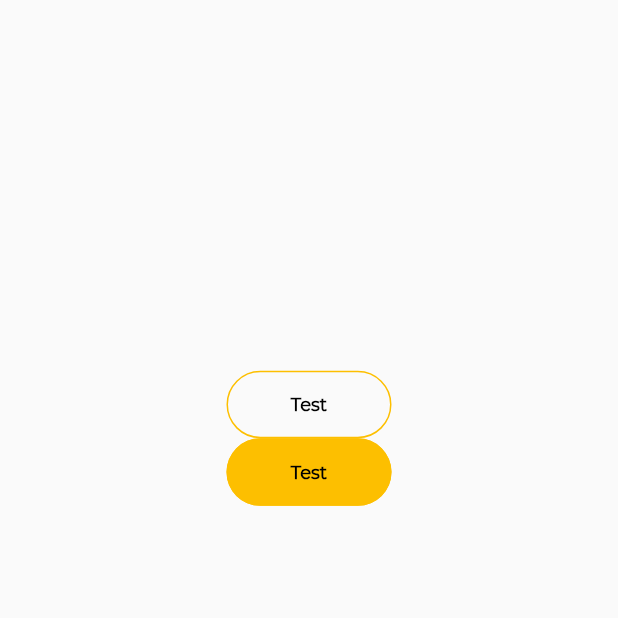
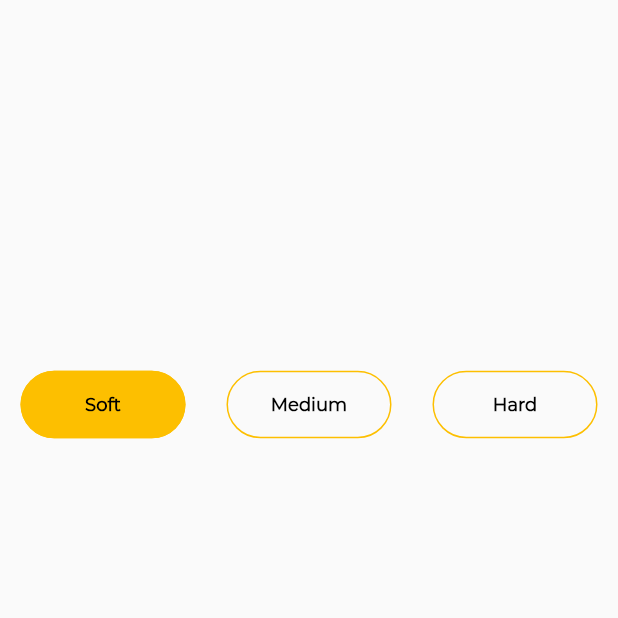
Before and after one commit to thyagosouza/flutter_perfect_egg, a Flutter app: the screen it shows after launch, on a phone screen of 412 x 824 dp, the top half of it. Run offline on Flutter 3.47's test engine with Material 2 defaults, Android fonts, the phone set to English and light mode, and no system bars; our stand-ins replace flare_flutter.

Commit message:
Selecionando o Tipo

```diff
--- a/lib/pages/home_page.dart
+++ b/lib/pages/home_page.dart
@@ -1,5 +1,6 @@
 import 'package:flutter/material.dart';
 import 'package:perfect_eggs/widgets/button_widget.dart';
+import 'package:perfect_eggs/widgets/type_button_widget.dart';
 
 class HomePage extends StatelessWidget {
   const HomePage({super.key});
@@ -14,16 +15,7 @@ class HomePage extends StatelessWidget {
             SizedBox(
               height: size.height * .30,
             ),
-            ButtonWidget(
-              label: 'Test',
-              callback: () {},
-              selected: false,
-            ),
-            ButtonWidget(
-              label: 'Test',
-              callback: () {},
-              selected: true,
-            ),
+            TypeButtonWidget(),
           ],
         ),
       ),
--- /dev/null
+++ b/lib/widgets/type_button_widget.dart
@@ -0,0 +1,39 @@
+import 'package:flutter/material.dart';
+import 'package:perfect_eggs/widgets/button_widget.dart';
+import 'package:provider/provider.dart';
+
+import '../blocs/app_bloc.dart';
+
+class TypeButtonWidget extends StatelessWidget {
+  @override
+  Widget build(BuildContext context) {
+    final bloc = Provider.of<AppBloc>(context);
+    return bloc.state == 'stopped' ? buttons(bloc) : SizedBox();
+  }
+
+  Widget buttons(bloc) {
+    return Row(
+      mainAxisAlignment: MainAxisAlignment.spaceAround,
+      children: [
+        ButtonWidget(
+            label: 'Soft',
+            selected: bloc.selected == 'soft',
+            callback: () {
+              bloc.select('soft');
+            }),
+        ButtonWidget(
+            label: 'Medium',
+            selected: bloc.selected == 'medium',
+            callback: () {
+              bloc.select('medium');
+            }),
+        ButtonWidget(
+            label: 'Hard',
+            selected: bloc.selected == 'hard',
+            callback: () {
+              bloc.select('hard');
+            }),
+      ],
+    );
+  }
+}
```
Also changed, not shown: lib/themes/theme.dart (+8 -6 lines).
